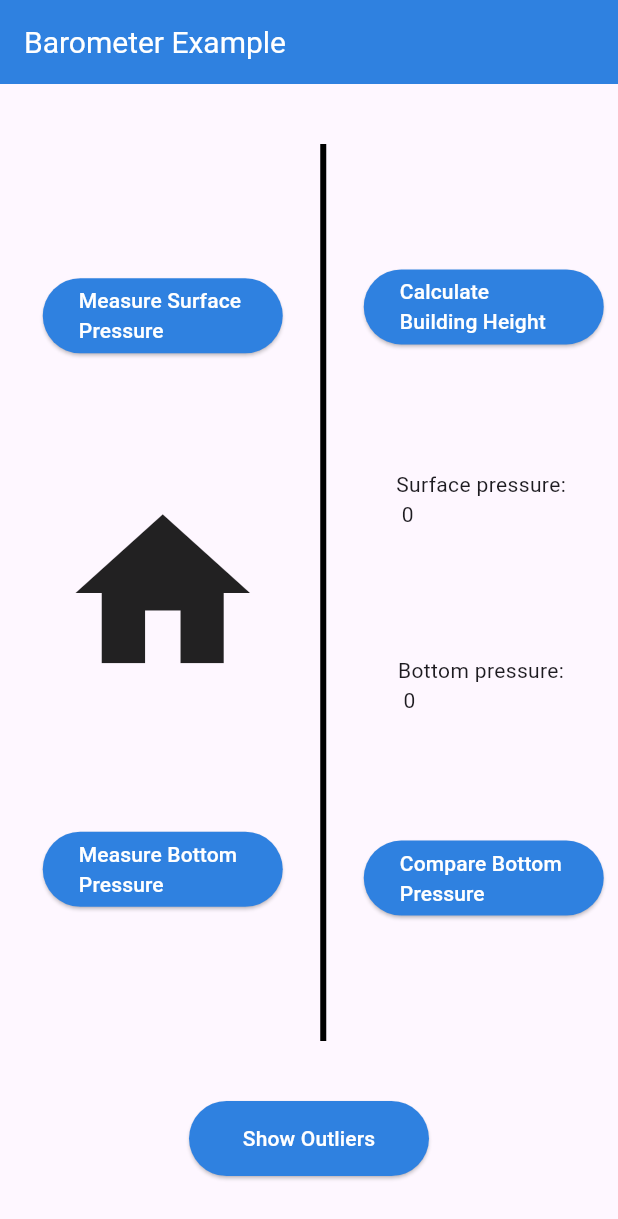
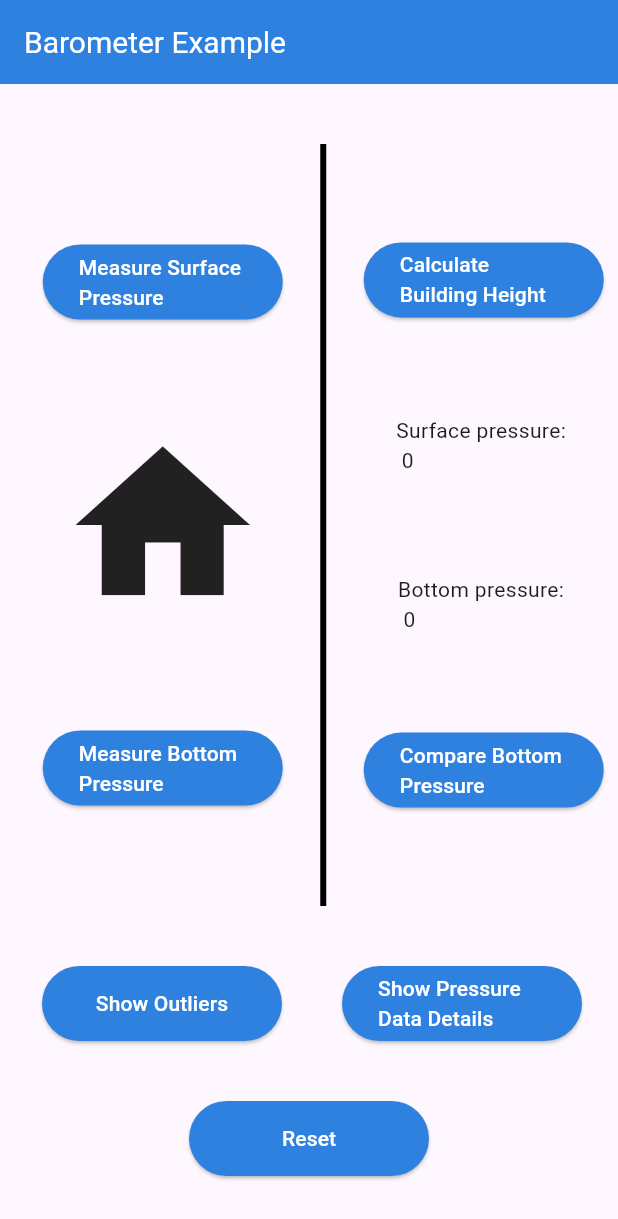
Before and after one commit to OmarAhmed0001/Barometer-MobileComputingProject, a Flutter app: the screen it shows after launch, on a phone screen of 412 x 824 dp. Shown: the top 1219 px of the screen. Run offline on Flutter 3.47's test engine with Material 2 defaults, Android fonts, the phone set to English and light mode, and no system bars; missing offline and left inert: flutter_barometer.

Commit message:
update buttons

```diff
--- a/lib/screen.dart
+++ b/lib/screen.dart
@@ -146,8 +146,48 @@ class _ScreenState extends State<Screen> {
                 ),
               ),
             ),
+            Row(
+              children: [
+                Padding(
+                  padding: const EdgeInsets.only(top: 40.0, left: 28.0),
+                  child: SizedBox(
+                    width: 160,
+                    height: 50,
+                    child: ElevatedButton(
+                      style: ButtonStyle(
+                          backgroundColor: MaterialStateColor.resolveWith(
+                              (states) =>
+                                  const Color.fromARGB(255, 47, 129, 224))),
+                      onPressed: () => ShowOutliers(context),
+                      child: const Text(
+                        'Show Outliers',
+                        style: TextStyle(color: Colors.white),
+                      ),
+                    ),
+                  ),
+                ),
+                Padding(
+                  padding: const EdgeInsets.only(top: 40.0, left: 40.0),
+                  child: SizedBox(
+                    width: 160,
+                    height: 50,
+                    child: ElevatedButton(
+                      style: ButtonStyle(
+                          backgroundColor: MaterialStateColor.resolveWith(
+                              (states) =>
+                                  const Color.fromARGB(255, 47, 129, 224))),
+                      onPressed: () => ShowPressureData(context),
+                      child: const Text(
+                        'Show Pressure Data Details',
+                        style: TextStyle(color: Colors.white),
+                      ),
+                    ),
+                  ),
+                ),
+              ],
+            ),
             Padding(
-              padding: const EdgeInsets.all(40.0),
+              padding: const EdgeInsets.only(top: 40.0, bottom: 40.0),
               child: SizedBox(
                 width: 160,
                 height: 50,
@@ -155,9 +195,15 @@ class _ScreenState extends State<Screen> {
                   style: ButtonStyle(
                       backgroundColor: MaterialStateColor.resolveWith(
                           (states) => const Color.fromARGB(255, 47, 129, 224))),
-                  onPressed: () => ShowOutliers(context),
+                  onPressed: () {
+                    setState(() {
+                      surfacePressure = 0.0;
+                      bottomPressure = 0.0;
+                      pressureData.clear();
+                    });
+                  },
                   child: const Text(
-                    'Show Outliers',
+                    'Reset',
                     style: TextStyle(color: Colors.white),
                   ),
                 ),
@@ -309,6 +355,69 @@ class _ScreenState extends State<Screen> {
     );
   }
 
+  void ShowPressureData(BuildContext context) {
+    if (pressureData.isEmpty) {
+      showDialog(
+        context: context,
+        builder: (_) => AlertDialog(
+          content: const Text(
+            'No pressure data available',
+            style: TextStyle(
+              fontSize: 20,
+            ),
+            textAlign: TextAlign.center,
+          ),
+          actions: [
+            TextButton(
+              onPressed: () => Navigator.pop(context),
+              child: const Text('OK'),
+            ),
+          ],
+        ),
+      );
+      return;
+    }
+
+// Remove outliers from pressureData
+    List<double> pressureDataBeforeRemoveOutliers = List.from(pressureData);
+    List<double> pressureDataAfterRemoveOutliers = List.from(pressureData);
+    print(
+        'Pressure Data Before Remove outliers : $pressureDataBeforeRemoveOutliers');
+    const double outlierThreshold = 1013.25; // Adjust this threshold as needed
+    final double mean =
+        pressureData.reduce((a, b) => a + b) / pressureData.length;
+    final double standardDeviation = sqrt(
+        pressureData.map((x) => pow(x - mean, 2)).reduce((a, b) => a + b) /
+            pressureData.length);
+    pressureDataAfterRemoveOutliers.removeWhere(
+        (x) => (x - mean).abs() > outlierThreshold * standardDeviation);
+
+    print(
+        'Pressure Data After Remove outliers : $pressureDataAfterRemoveOutliers');
+
+    showDialog(
+      context: context,
+      builder: (_) => AlertDialog(
+        content: Text(
+          'Number of Pressure Data Before Remove outliers : ${pressureDataBeforeRemoveOutliers.length.toDouble()}\n'
+          'Pressure Data Before Remove outliers \n $pressureDataBeforeRemoveOutliers \n\n'
+          'Number of Pressure Data After Remove outliers : ${pressureDataAfterRemoveOutliers.length.toDouble()}\n'
+          'Pressure Data After Remove outliers \n $pressureDataAfterRemoveOutliers \n\n',
+          style: const TextStyle(
+            fontSize: 20,
+          ),
+          textAlign: TextAlign.center,
+        ),
+        actions: [
+          TextButton(
+            onPressed: () => Navigator.pop(context),
+            child: const Text('OK'),
+          ),
+        ],
+      ),
+    );
+  }
+
   void _comparePress() {
     const double fciPress = 1008.5; // replace with actual value
 
```
